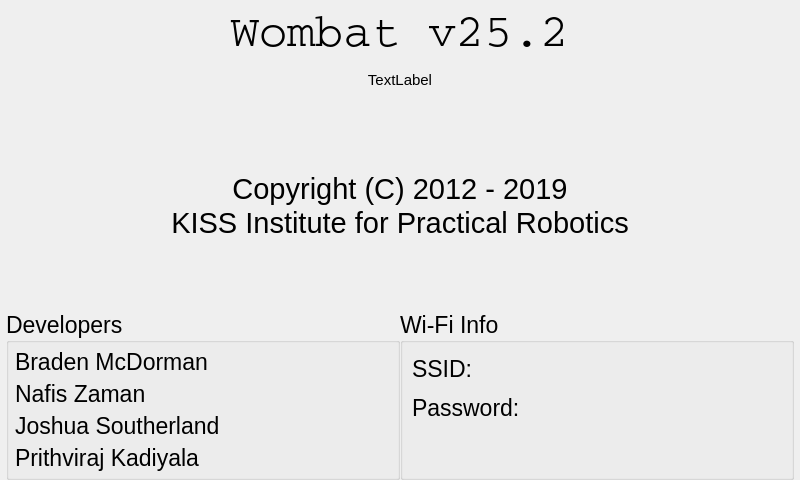
First picture: the form in ui/AboutWidget.ui, repository kipr/botui, before the edit.
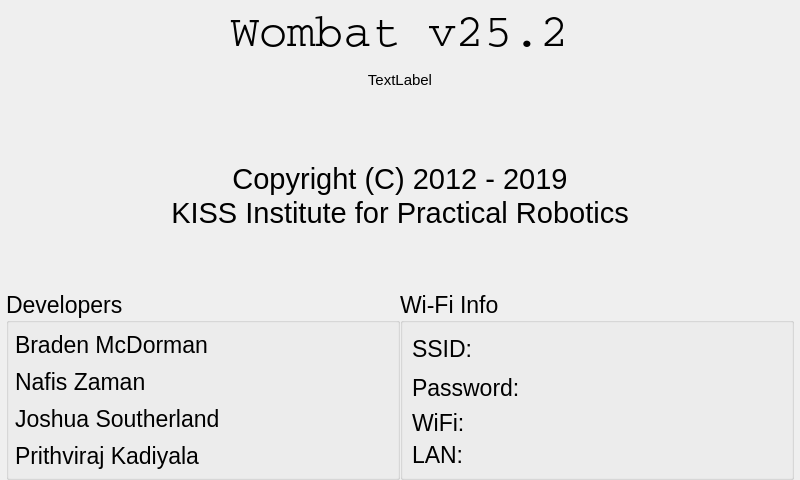
Second picture: the form after the edit.

What changed in the file:
```diff
--- a/ui/AboutWidget.ui
+++ b/ui/AboutWidget.ui
@@ -150,7 +150,7 @@
      <property name="sizeHint" stdset="0">
       <size>
        <width>20</width>
-       <height>40</height>
+       <height>30</height>
       </size>
      </property>
     </spacer>
@@ -297,17 +297,40 @@
          </layout>
         </item>
         <item>
-         <spacer name="verticalSpacer">
-          <property name="orientation">
-           <enum>Qt::Vertical</enum>
-          </property>
-          <property name="sizeHint" stdset="0">
-           <size>
-            <width>20</width>
-            <height>40</height>
-           </size>
-          </property>
-         </spacer>
+         <layout class="QHBoxLayout" name="horizontalLayout_5">
+          <item>
+           <widget class="QLabel" name="WiFiaddrname">
+            <property name="text">
+             <string>WiFi:</string>
+            </property>
+           </widget>
+          </item>
+          <item>
+           <widget class="QLabel" name="WiFiaddr">
+            <property name="text">
+             <string/>
+            </property>
+           </widget>
+          </item>
+         </layout>
+        </item>
+        <item>
+         <layout class="QHBoxLayout" name="horizontalLayout_2">
+          <item>
+           <widget class="QLabel" name="LANname">
+            <property name="text">
+             <string>LAN:</string>
+            </property>
+           </widget>
+          </item>
+          <item>
+           <widget class="QLabel" name="LANaddr">
+            <property name="text">
+             <string/>
+            </property>
+           </widget>
+          </item>
+         </layout>
         </item>
        </layout>
       </widget>
```
Left out of the diff: 11 changed lines with no effect on the pictures.
